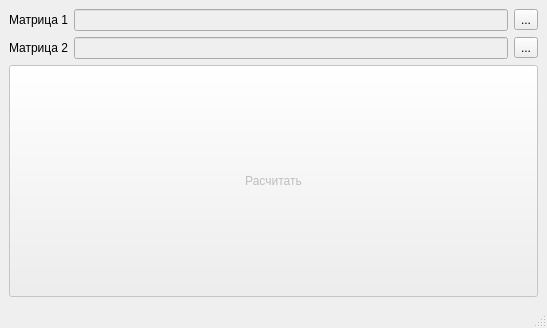
Before: the Qt Designer form mainwindow.ui in Agrail19/MMatrix, drawn with Qt 5.
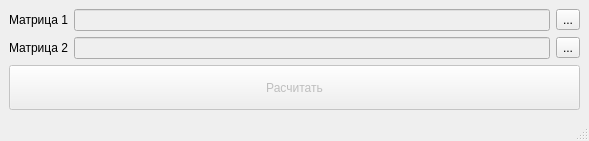
After: the same form once the commit is applied.

Commit message: trying QTConcurrent

```diff
--- a/mainwindow.ui
+++ b/mainwindow.ui
@@ -6,8 +6,8 @@
    <rect>
     <x>0</x>
     <y>0</y>
-    <width>547</width>
-    <height>328</height>
+    <width>589</width>
+    <height>141</height>
    </rect>
   </property>
   <property name="windowTitle">
```
Left out of the diff: 2 changed lines with no effect on the pictures. The commit also changes 2 other files.
